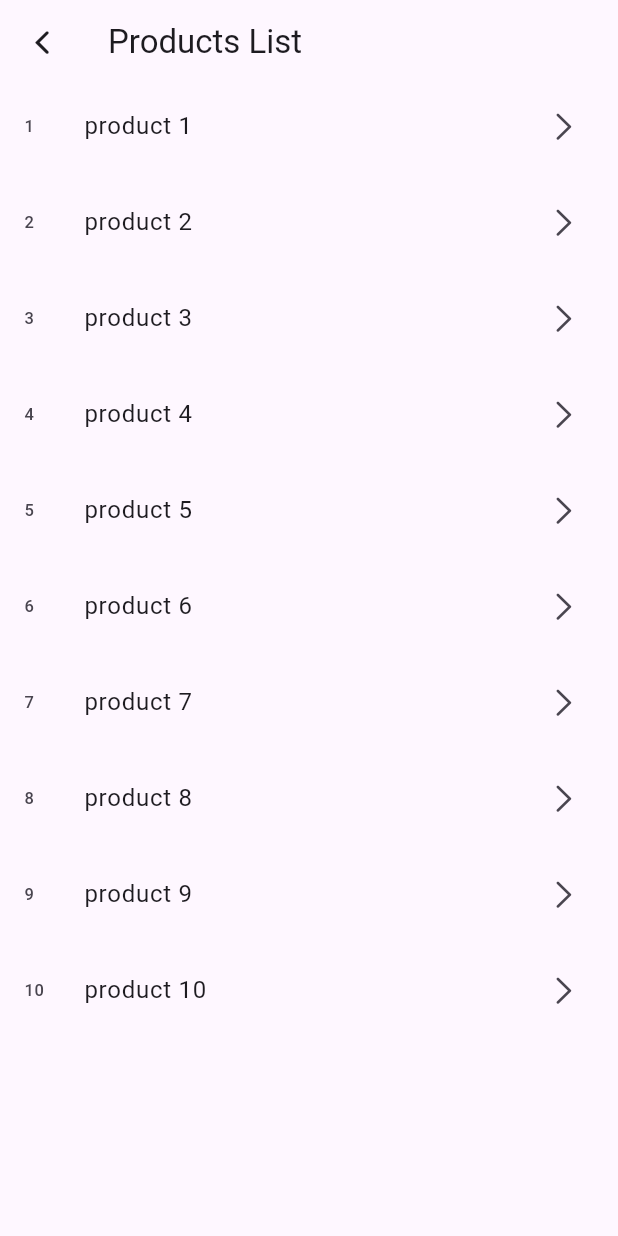
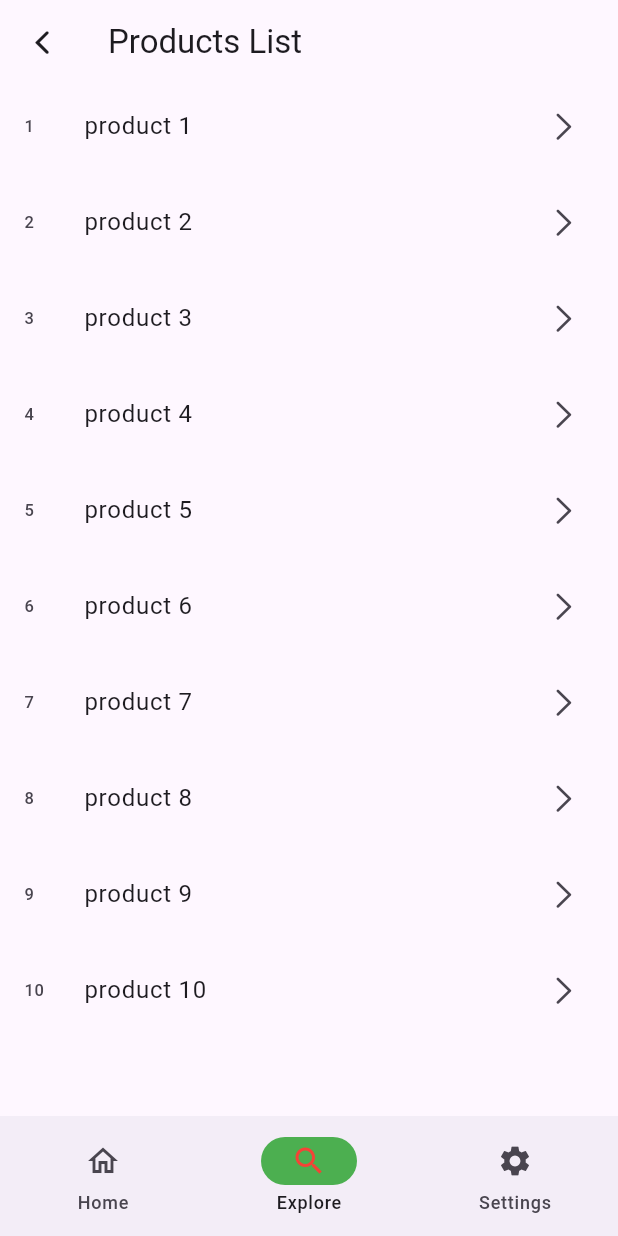
Before and after one commit to DANIEL-DEMELASH/go_routing, a Flutter app: the screen it shows after launch, after a tap on "Go to products", on a phone screen of 412 x 824 dp. Run offline on Flutter 3.47's test engine with Material 3 defaults, Android fonts, the phone set to English and light mode, and no system bars; our stand-ins replace go_router.

Commit message:
feat: add bottom navigation go route

```diff
--- /dev/null
+++ b/lib/presentation/models/destination.dart
@@ -0,0 +1,14 @@
+import 'package:flutter/material.dart';
+
+class Destination {
+  final String label;
+  final IconData icon;
+
+  const Destination({required this.label, required this.icon});
+}
+
+const destinations = [
+  Destination(label: 'Home', icon: Icons.home_outlined),
+  Destination(label: 'Explore', icon: Icons.search),
+  Destination(label: 'Settings', icon: Icons.settings),
+];
--- /dev/null
+++ b/lib/presentation/pages/bottom_nav_page.dart
@@ -0,0 +1,27 @@
+import 'package:flutter/material.dart';
+import 'package:go_router/go_router.dart';
+import 'package:go_routing/presentation/models/destination.dart';
+
+class BottomNavPage extends StatelessWidget {
+  const BottomNavPage({super.key, required this.navigationShell});
+  final StatefulNavigationShell navigationShell;
+
+  @override
+  Widget build(BuildContext context) {
+    return Scaffold(
+      body: navigationShell,
+      bottomNavigationBar: NavigationBar(
+        selectedIndex: navigationShell.currentIndex,
+        onDestinationSelected: navigationShell.goBranch,
+        indicatorColor: Colors.green,
+        destinations: destinations.map(
+          (destination) => NavigationDestination(
+            icon: Icon(destination.icon),
+            label: destination.label,
+            selectedIcon: Icon(destination.icon, color: Colors.red,),
+            )
+          ).toList()
+      ),
+    );
+  }
+}
--- a/lib/router/route_config.dart
+++ b/lib/router/route_config.dart
@@ -1,6 +1,7 @@
 import 'package:go_router/go_router.dart';
-import 'package:go_routing/presentation/pages/product_detail.dart';
+// import 'package:go_routing/presentation/pages/product_detail.dart';
 
+import '../presentation/pages/bottom_nav_page.dart';
 import '../presentation/pages/home_page.dart';
 import '../presentation/pages/products_page.dart';
 
@@ -9,27 +10,59 @@ class RouteConfig {
     GoRouter router = GoRouter(
       initialLocation: '/',
       routes: [
+        //  GoRoute(
+        //   path: '/',
+        //   name: 'Home',
+        //   builder: (context, state) => const HomePage(),
+        //   routes: [
+        //     GoRoute(
+        //       path: 'products',
+        //       name: 'products',
+        //       builder: (context, state) => const ProductsPage(),
+        //       routes: [
+        //         GoRoute(
+        //           path: 'details/:id',
+        //           name: 'product_detail',
+        //           builder: (context, state) {
+        //              final id = state.pathParameters['id'];
+        //              final category = state.uri.queryParameters['category'];
+        //              return ProductDetail(id: id!, category: category);
+        //           }
+        //         ),
+
+        //       ]
+        //     ),
+
+        //   ]
+        // ),
+
+        StatefulShellRoute.indexedStack(
+          builder: (context, state, navigationShell) => BottomNavPage(navigationShell: navigationShell),
+          branches: [
+            StatefulShellBranch(
+              routes: [
                 GoRoute(
                   path: '/',
-          name: 'Home',
                   builder: (context, state) => const HomePage(),
+                ),
+              ]
+            ),
+            StatefulShellBranch(
               routes: [
                 GoRoute(
-              path: 'products',
-              name: 'products',
+                  path: '/products',
                   builder: (context, state) => const ProductsPage(),
+                ),
+              ]
+            ),
+            StatefulShellBranch(
               routes: [
                 GoRoute(
-                  path: 'details/:id',
-                  name: 'product_detail',
-                  builder: (context, state) {
-                     final id = state.pathParameters['id'];
-                     final category = state.uri.queryParameters['category'];
-                     return ProductDetail(id: id!, category: category);
-                  }
-                )
+                  path: '/',
+                  builder: (context, state) => const HomePage(),
+                ),
               ]
-            )
+            ),
           ]
         )
       ]
```
Lines whose indentation alone changed are shown as unchanged.
